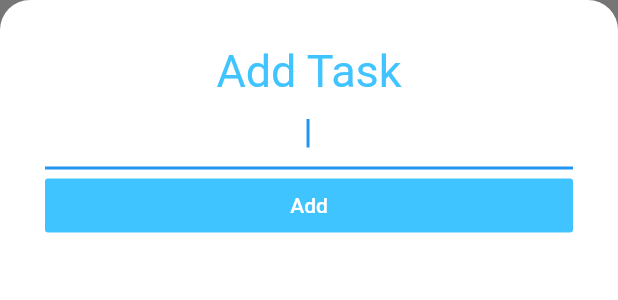
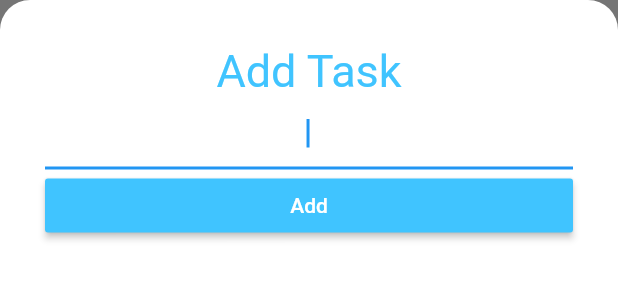
Before and after one commit to Hari25483/Flutter, a Flutter app: the AddTaskScreen widget shown alone on an empty page, opened directly, on a phone screen of 412 x 824 dp. Shown: the top 300 px of the screen. Run offline on Flutter 3.47's test engine with Material 2 defaults, Android fonts, the phone set to English and light mode, and no system bars; our stand-ins replace animated_text_kit, audioplayers, cloud_firestore, firebase_auth, firebase_core, firebase_database and 7 more; missing offline and left inert: dart:ffi; accounts and stored records are empty.

Commit message:
Update AddTaskScreen.dart

```diff
--- a/todoey/lib/screens/AddTaskScreen.dart
+++ b/todoey/lib/screens/AddTaskScreen.dart
@@ -28,7 +28,7 @@ class AddTaskScreen extends StatelessWidget {
               autofocus: true,
               textAlign: TextAlign.center,
             ),
-            FlatButton(
+            MaterialButton(
                 color: Colors.lightBlueAccent,
                 onPressed: () {},
                 child: Text(
```
